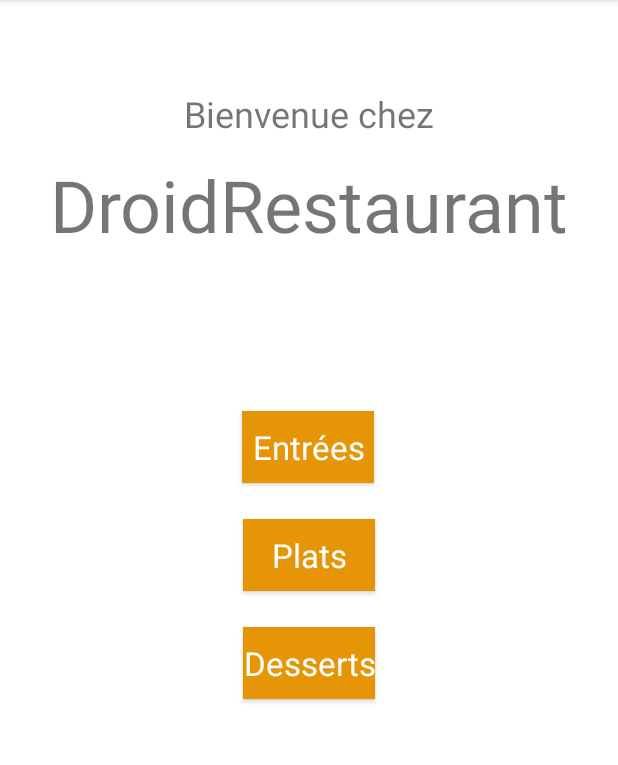
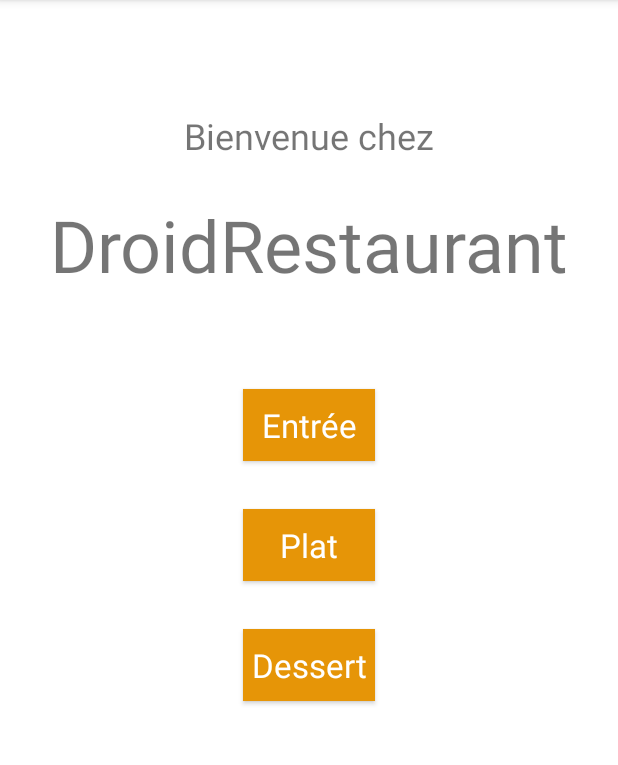
Before and after one commit to Victoria-Remont/AndroidERestaurant, an Android app: the screen it shows after launch (HomeActivity), on a phone screen of 412 x 824 dp, the part 84-849 px from its top. Run offline under Robolectric (Android 15) with nearby library versions, the light colour scheme and no system bars.

Commit message:
End of day 3: - Listing

```diff
--- a/app/build.gradle
+++ b/app/build.gradle
@@ -29,6 +29,10 @@ android {
     kotlinOptions {
         jvmTarget = '1.8'
     }
+
+    buildFeatures {
+        viewBinding = true
+    }
 }
 
 dependencies {
@@ -37,6 +41,7 @@ dependencies {
     implementation 'androidx.appcompat:appcompat:1.2.0'
     implementation 'com.google.android.material:material:1.3.0'
     implementation 'androidx.constraintlayout:constraintlayout:2.0.4'
+    implementation 'androidx.recyclerview:recyclerview:1.2.0'
     testImplementation 'junit:junit:4.+'
     androidTestImplementation 'androidx.test.ext:junit:1.1.2'
     androidTestImplementation 'androidx.test.espresso:espresso-core:3.3.0'
--- a/app/src/main/AndroidManifest.xml
+++ b/app/src/main/AndroidManifest.xml
@@ -9,6 +9,9 @@
         android:roundIcon="@mipmap/ic_launcher_round"
         android:supportsRtl="true"
         android:theme="@style/Theme.AndroidERestaurant">
+        <activity
+            android:name=".DishActivity"
+            android:exported="false" />
         <activity
             android:name=".MainDishActivity"
             android:exported="false" />
--- a/app/src/main/java/fr/isen/remont/androiderestaurant/HomeActivity.kt
+++ b/app/src/main/java/fr/isen/remont/androiderestaurant/HomeActivity.kt
@@ -3,38 +3,42 @@ package fr.isen.remont.androiderestaurant
 import android.content.Intent
 import androidx.appcompat.app.AppCompatActivity
 import android.os.Bundle
+
 import android.util.Log
-import android.widget.Toast
+import fr.isen.remont.androiderestaurant.databinding.ActivityHomeBinding
 
 
-class HomeActivity : AppCompatActivity() {
+class HomeActivity() : AppCompatActivity() {
+
+    private lateinit var binding: ActivityHomeBinding
+
+
     override fun onCreate(savedInstanceState: Bundle?) {
         super.onCreate(savedInstanceState)
-        setContentView(R.layout.activity_home)
 
-        val btnStarter = findViewById<androidx.appcompat.widget.AppCompatButton>(R.id.btnStarter)
-        val btnDish = findViewById<androidx.appcompat.widget.AppCompatButton>(R.id.btnDish)
-        val btnDessert = findViewById<androidx.appcompat.widget.AppCompatButton>(R.id.btnDessert)
+        binding = ActivityHomeBinding.inflate(layoutInflater)
+        val view = binding.root
+        setContentView(view)
 
-        btnStarter.setOnClickListener{
-            ChangeActivity(getString(R.string.home_starter))
+        binding.btnStarter.setOnClickListener{
+            changeActivity(getString(R.string.home_starter))
         }
 
-        btnDish.setOnClickListener{
-            ChangeActivity(getString(R.string.home_dish))
+        binding.btnDish.setOnClickListener{
+            changeActivity(getString(R.string.home_dish))
         }
 
-        btnDessert.setOnClickListener{
-            ChangeActivity(getString(R.string.home_dessert))
+        binding.btnDessert.setOnClickListener{
+            changeActivity(getString(R.string.home_dessert))
         }
 
     }
 
-    private fun ChangeActivity(category: String) {
-        //Toast.makeText(this@HomeActivity, "L'entrée est sélectionnée", Toast.LENGTH_SHORT).show()
-        val changePage = Intent(this@HomeActivity, MainDishActivity::class.java).putExtra("category_type",category)
-        Log.i("INFO", "End of MainDishActivity")
-        startActivity(changePage)
+    private fun changeActivity(category: String){
+        val intent = Intent(this, DishActivity::class.java)
+        intent.putExtra("category_type", category)
+        startActivity(intent)
+    }
 
-    }
+
 }
--- /dev/null
+++ b/app/src/main/java/fr/isen/remont/androiderestaurant/ItemViewModel.kt
@@ -0,0 +1,4 @@
+package fr.isen.remont.androiderestaurant
+
+data class ItemViewModel(val image: Int, val text: String) {
+}
--- a/app/src/main/res/layout/activity_home.xml
+++ b/app/src/main/res/layout/activity_home.xml
@@ -10,6 +10,7 @@
         android:id="@+id/textView"
         android:layout_width="wrap_content"
         android:layout_height="wrap_content"
+        android:layout_marginTop="16dp"
         android:text="Bienvenue chez"
         android:textSize="24sp"
         app:layout_constraintBottom_toBottomOf="parent"
@@ -24,7 +25,7 @@
         android:id="@+id/textView2"
         android:layout_width="wrap_content"
         android:layout_height="wrap_content"
-        android:layout_marginTop="12dp"
+        android:layout_marginTop="24dp"
         android:text="DroidRestaurant"
         android:textAlignment="center"
         android:textSize="48sp"
@@ -34,26 +35,12 @@
         app:layout_constraintTop_toBottomOf="@+id/textView" />
 
     <androidx.appcompat.widget.AppCompatButton
-        android:id="@+id/btnStarter"
-        android:layout_width="wrap_content"
-        android:layout_height="wrap_content"
-        android:layout_marginTop="274dp"
-        android:background="#E69507"
-        android:text="Entrées"
-        android:textAppearance="@style/TextAppearance.AppCompat.Large"
-        android:textColor="@color/white"
-        app:layout_constraintEnd_toEndOf="parent"
-        app:layout_constraintHorizontal_bias="0.498"
-        app:layout_constraintStart_toStartOf="parent"
-        app:layout_constraintTop_toTopOf="parent" />
-
-    <androidx.appcompat.widget.AppCompatButton
         android:id="@+id/btnDish"
         android:layout_width="wrap_content"
         android:layout_height="wrap_content"
-        android:layout_marginTop="24dp"
+        android:layout_marginTop="32dp"
         android:background="#E69507"
-        android:text="Plats"
+        android:text="@string/home_dish"
         android:textAppearance="@style/TextAppearance.AppCompat.Large"
         android:textColor="@color/white"
         app:layout_constraintEnd_toEndOf="parent"
@@ -64,13 +51,26 @@
         android:id="@+id/btnDessert"
         android:layout_width="wrap_content"
         android:layout_height="wrap_content"
-        android:layout_marginTop="24dp"
+        android:layout_marginTop="32dp"
         android:background="#E69507"
-        android:text="Desserts"
+        android:text="@string/home_dessert"
         android:textAppearance="@style/TextAppearance.AppCompat.Large"
         android:textColor="@color/white"
         app:layout_constraintEnd_toEndOf="parent"
         app:layout_constraintStart_toStartOf="parent"
         app:layout_constraintTop_toBottomOf="@+id/btnDish" />
 
+    <androidx.appcompat.widget.AppCompatButton
+        android:id="@+id/btnStarter"
+        android:layout_width="wrap_content"
+        android:layout_height="wrap_content"
+        android:layout_marginTop="64dp"
+        android:background="#E69507"
+        android:text="@string/home_starter"
+        android:textAppearance="@style/TextAppearance.AppCompat.Large"
+        android:textColor="@color/white"
+        app:layout_constraintEnd_toEndOf="parent"
+        app:layout_constraintStart_toStartOf="parent"
+        app:layout_constraintTop_toBottomOf="@+id/textView2" />
+
 </androidx.constraintlayout.widget.ConstraintLayout>
--- a/app/src/main/res/values/strings.xml
+++ b/app/src/main/res/values/strings.xml
@@ -1,6 +1,6 @@
 <resources>
     <string name="app_name">AndroidERestaurant</string>
-    <string name="home_starter">Choisissez votre entrée</string>
-    <string name="home_dish">Choisissez votre plat</string>
-    <string name="home_dessert">Choisissez votre dessert</string>
+    <string name="home_starter">Entrée</string>
+    <string name="home_dish">Plat</string>
+    <string name="home_dessert">Dessert</string>
 </resources>
```
Also changed, not shown: app/src/main/java/fr/isen/remont/androiderestaurant/CustomerAdapter.kt (added, +39 -0 lines), app/src/main/java/fr/isen/remont/androiderestaurant/DishActivity.kt (added, +47 -0 lines), app/src/main/java/fr/isen/remont/androiderestaurant/MainDishActivity.kt (deleted, +0 -15 lines), app/src/main/res/layout/activity_dish.xml (added, +34 -0 lines), app/src/main/res/layout/activity_main_dish.xml (deleted, +0 -16 lines), app/src/main/res/layout/card_view_design.xml (added, +36 -0 lines), app/src/main/res/drawable/pitichat.jpg (added).
